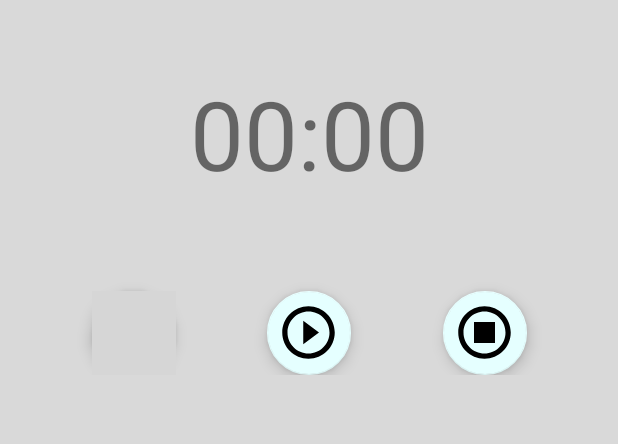
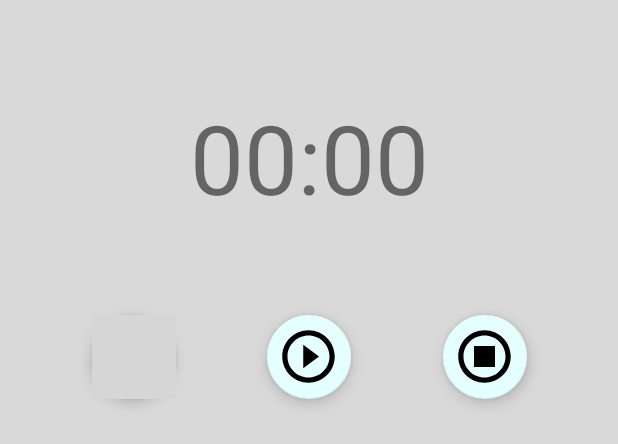
Before and after one commit to Anton-SP/BestScore, an Android app: the layout fragment_timer.xml on its own in the app's theme, with its tools: preview values and no code run, on a phone screen of 412 x 824 dp. Shown: the top 444 px of the screen. Run offline under Robolectric (Android 15) with nearby library versions, the phone set to English and light mode, and no system bars; grey boxes are pictures that could not be loaded.

Commit message:
feature/timer фиксы

```diff
--- a/featureTimer/src/main/res/layout/fragment_timer.xml
+++ b/featureTimer/src/main/res/layout/fragment_timer.xml
@@ -8,6 +8,7 @@
         android:id="@+id/progress_container"
         android:layout_width="match_parent"
         android:layout_height="0dp"
+        android:layout_marginVertical="@dimen/double_margin"
         app:layout_constraintTop_toTopOf="parent">
 
         <com.google.android.material.progressindicator.CircularProgressIndicator
@@ -15,6 +16,7 @@
             android:layout_width="wrap_content"
             android:layout_height="wrap_content"
             app:indicatorColor="@color/black"
+            app:trackThickness="@dimen/common_thickness_progress_line"
             app:indicatorSize="@dimen/progress_diametr"
             app:layout_constraintBottom_toBottomOf="parent"
             app:layout_constraintEnd_toEndOf="parent"
@@ -31,7 +33,8 @@
             app:layout_constraintBottom_toBottomOf="parent"
             app:layout_constraintEnd_toEndOf="parent"
             app:layout_constraintStart_toStartOf="parent"
-            app:layout_constraintTop_toTopOf="parent" />
+            app:layout_constraintTop_toTopOf="parent"
+            />
 
     </androidx.constraintlayout.widget.ConstraintLayout>
 
@@ -45,22 +48,22 @@
             android:id="@+id/fab_start"
             android:layout_width="wrap_content"
             android:layout_height="wrap_content"
-            android:layout_marginVertical="@dimen/double_margin"
             android:src="@drawable/fab_start"
             app:layout_constraintEnd_toEndOf="parent"
             app:layout_constraintStart_toStartOf="parent"
             app:layout_constraintTop_toTopOf="parent"
+            app:layout_constraintBottom_toBottomOf="parent"
             app:maxImageSize="@dimen/play_control_max_size" />
 
         <com.google.android.material.floatingactionbutton.FloatingActionButton
             android:id="@+id/fab_stop"
             android:layout_width="wrap_content"
             android:layout_height="wrap_content"
-            android:layout_marginVertical="@dimen/double_margin"
             android:src="@drawable/fab_stop"
             app:layout_constraintEnd_toEndOf="parent"
             app:layout_constraintStart_toEndOf="@id/fab_start"
             app:layout_constraintTop_toTopOf="parent"
+            app:layout_constraintBottom_toBottomOf="parent"
             app:maxImageSize="@dimen/play_control_max_size" />
 
         <com.google.android.material.floatingactionbutton.FloatingActionButton
@@ -72,8 +75,8 @@
             app:layout_constraintStart_toStartOf="parent"
             app:layout_constraintEnd_toStartOf="@id/fab_start"
             app:layout_constraintTop_toTopOf="parent"
+            app:layout_constraintBottom_toBottomOf="parent"
             app:maxImageSize="@dimen/play_control_max_size" />
-
 
     </androidx.constraintlayout.widget.ConstraintLayout>
 
--- a/featureTimer/src/main/res/values/dimens.xml
+++ b/featureTimer/src/main/res/values/dimens.xml
@@ -4,4 +4,5 @@
     <dimen name="timer_size">64sp</dimen>
     <dimen name="double_margin">16dp</dimen>
     <dimen name="play_control_max_size">42dp</dimen>
+    <dimen name="common_thickness_progress_line">10dp</dimen>
 </resources>
```
